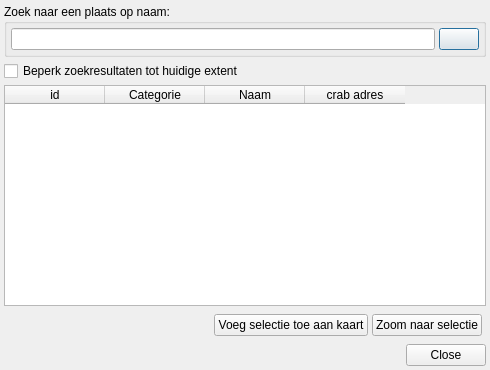
The window that ui_geopunt4QgisPoi.ui (warrieka/geopunt4Qgis) describes before a commit, drawn with Qt 5.
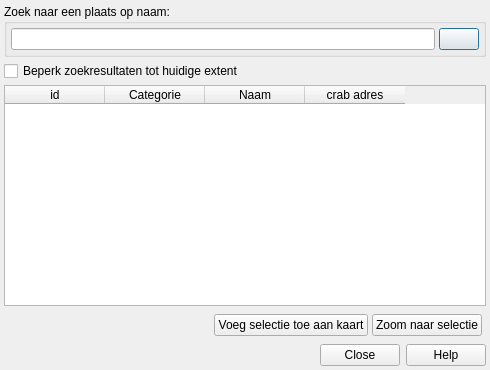
The same window after the commit. Icons and pictures are not drawn.

Commit message: created help function

```diff
--- a/ui_geopunt4QgisPoi.ui
+++ b/ui_geopunt4QgisPoi.ui
@@ -166,11 +166,34 @@
     </widget>
    </item>
    <item>
+    <layout class="QHBoxLayout" name="horizontalLayout_3">
+     <item>
+      <spacer name="horizontalSpacer_2">
+       <property name="orientation">
+        <enum>Qt::Horizontal</enum>
+       </property>
+       <property name="sizeHint" stdset="0">
+        <size>
+         <width>40</width>
+         <height>20</height>
+        </size>
+       </property>
+      </spacer>
+     </item>
+     <item>
     <widget class="QDialogButtonBox" name="buttonBox">
+       <property name="sizePolicy">
+        <sizepolicy hsizetype="Maximum" vsizetype="Fixed">
+         <horstretch>0</horstretch>
+         <verstretch>0</verstretch>
+        </sizepolicy>
+       </property>
      <property name="standardButtons">
-      <set>QDialogButtonBox::Close</set>
-     </property>
-    </widget>
+        <set>QDialogButtonBox::Close|QDialogButtonBox::Help</set>
+       </property>
+      </widget>
+     </item>
+    </layout>
    </item>
   </layout>
   <action name="actionZoomtoSelection">
```
Lines whose indentation alone changed are shown as unchanged. The commit also changes 18 other files.
